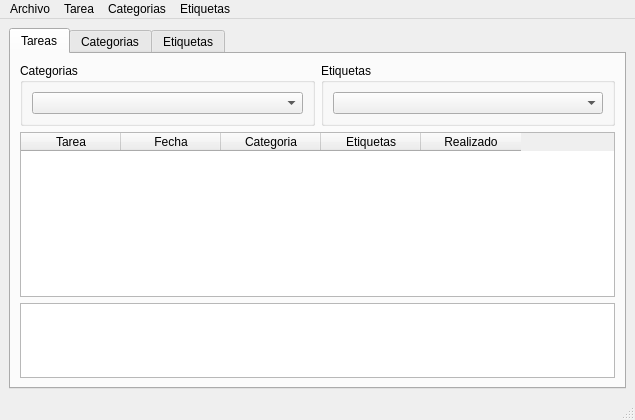
Before: the Qt Designer form curso-qt-osl-tareas/mainwindow.ui in eliasrm87/curso-qt-osl-tareas, drawn with Qt 5.
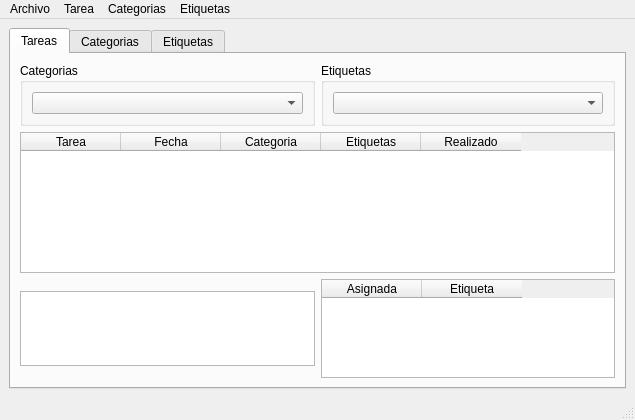
After: the same form once the commit is applied.

Commit message: Gestor de etiquetas

Diff of the .ui file:
```diff
--- a/curso-qt-osl-tareas/mainwindow.ui
+++ b/curso-qt-osl-tareas/mainwindow.ui
@@ -45,22 +45,6 @@
             </layout>
            </widget>
           </item>
-          <item row="4" column="0" colspan="2">
-           <widget class="QTextEdit" name="tareaDescription">
-            <property name="minimumSize">
-             <size>
-              <width>0</width>
-              <height>75</height>
-             </size>
-            </property>
-            <property name="maximumSize">
-             <size>
-              <width>16777215</width>
-              <height>75</height>
-             </size>
-            </property>
-           </widget>
-          </item>
           <item row="0" column="0">
            <widget class="QGroupBox" name="groupBox_2">
             <property name="title">
@@ -102,6 +86,48 @@
             </column>
            </widget>
           </item>
+          <item row="4" column="0">
+           <widget class="QTextEdit" name="tareaDescription">
+            <property name="minimumSize">
+             <size>
+              <width>0</width>
+              <height>75</height>
+             </size>
+            </property>
+            <property name="maximumSize">
+             <size>
+              <width>16777215</width>
+              <height>75</height>
+             </size>
+            </property>
+           </widget>
+          </item>
+          <item row="4" column="1">
+           <widget class="QTableWidget" name="tareaEtiquetas">
+            <property name="minimumSize">
+             <size>
+              <width>0</width>
+              <height>75</height>
+             </size>
+            </property>
+            <property name="maximumSize">
+             <size>
+              <width>16777215</width>
+              <height>150</height>
+             </size>
+            </property>
+            <column>
+             <property name="text">
+              <string>Asignada</string>
+             </property>
+            </column>
+            <column>
+             <property name="text">
+              <string>Etiqueta</string>
+             </property>
+            </column>
+           </widget>
+          </item>
          </layout>
         </widget>
         <widget class="QWidget" name="categorias">
```
The commit also changes 4 other files.
